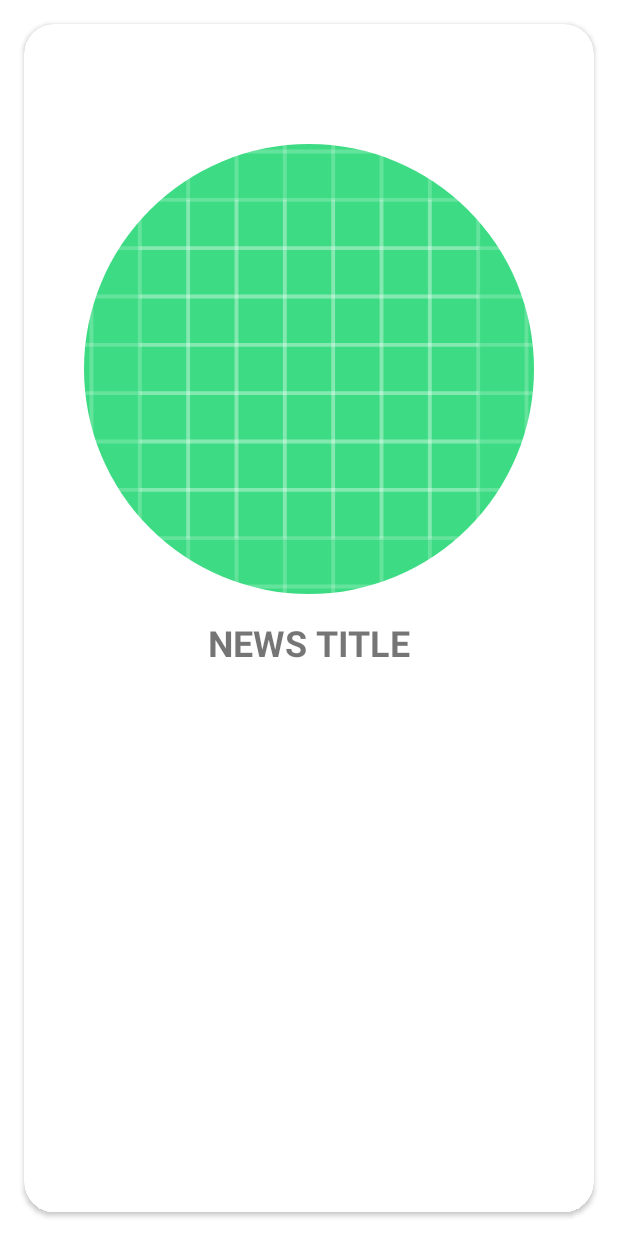
After one commit to Andabero5/Fornite-News, an Android app: the layout news_item.xml on its own in the app's theme, with its tools: preview values and no code run, on a phone screen of 412 x 824 dp. The commit adds this screen. Run offline under Robolectric (Android 15) with nearby library versions, the phone set to English and light mode, and no system bars.

Commit message:
mvvm structure

```diff
--- a/app/build.gradle
+++ b/app/build.gradle
@@ -54,6 +54,7 @@ dependencies {
     //utils
     implementation 'com.github.bumptech.glide:glide:4.12.0'
     annotationProcessor 'com.github.bumptech.glide:compiler:4.12.0'
+    implementation 'de.hdodenhof:circleimageview:3.1.0'
 
     // viewModel and lifeData
     implementation 'androidx.lifecycle:lifecycle-viewmodel-ktx:2.4.1'
--- /dev/null
+++ b/app/src/main/java/com/example/fornitenews/data/model/News.kt
@@ -0,0 +1,6 @@
+package com.example.fornitenews.data.model
+
+import java.util.*
+
+data class Data(val date: Date?,val motds:List<NewsList> = listOf())
+data class NewsList(val title:String = "", val body:String = "", val image:String = "")
--- /dev/null
+++ b/app/src/main/java/com/example/fornitenews/presentation/NewsViewModel.kt
@@ -0,0 +1,4 @@
+package com.example.fornitenews.presentation
+
+class NewsViewModel {
+}
--- /dev/null
+++ b/app/src/main/java/com/example/fornitenews/repository/NewsRepository.kt
@@ -0,0 +1,4 @@
+package com.example.fornitenews.repository
+
+interface NewsRepository {
+}
--- /dev/null
+++ b/app/src/main/java/com/example/fornitenews/repository/NewsRepositoryImpl.kt
@@ -0,0 +1,4 @@
+package com.example.fornitenews.repository
+
+class NewsRepositoryImpl:NewsRepository {
+}
--- a/app/src/main/java/com/example/fornitenews/ui/DetailFragment.kt
+++ b/app/src/main/java/com/example/fornitenews/ui/newsDetails/DetailFragment.kt
@@ -1,4 +1,4 @@
-package com.example.fornitenews.ui
+package com.example.fornitenews.ui.newsDetails
 
 import android.os.Bundle
 import androidx.fragment.app.Fragment
--- a/app/src/main/res/layout/fragment_detail.xml
+++ b/app/src/main/res/layout/fragment_detail.xml
@@ -4,7 +4,7 @@
     android:layout_width="match_parent"
     android:layout_height="match_parent"
     xmlns:app="http://schemas.android.com/apk/res-auto"
-    tools:context=".ui.DetailFragment">
+    tools:context=".ui.newsDetails.DetailFragment">
 
 <RelativeLayout
     android:id="@+id/progress_bar"
--- a/app/src/main/res/layout/fragment_news.xml
+++ b/app/src/main/res/layout/fragment_news.xml
@@ -21,7 +21,8 @@
         android:layout_width="match_parent"
         android:layout_height="match_parent"
         app:layoutManager="androidx.recyclerview.widget.GridLayoutManager"
-        android:orientation="horizontal"/>
+        android:orientation="horizontal"
+        tools:listitem="@layout/news_item"/>
 
 
 </FrameLayout>
--- /dev/null
+++ b/app/src/main/res/layout/news_item.xml
@@ -0,0 +1,40 @@
+<?xml version="1.0" encoding="utf-8"?>
+<LinearLayout xmlns:android="http://schemas.android.com/apk/res/android"
+    android:layout_width="match_parent"
+    android:layout_height="match_parent"
+    xmlns:tools="http://schemas.android.com/tools"
+    xmlns:app="http://schemas.android.com/apk/res-auto"
+    android:gravity="center">
+    <androidx.cardview.widget.CardView
+        android:layout_width="match_parent"
+        android:layout_height="match_parent"
+        android:layout_margin="16dp"
+        app:cardCornerRadius="20dp">
+        <LinearLayout
+            android:layout_width="match_parent"
+            android:layout_height="match_parent"
+            android:orientation="vertical">
+            <de.hdodenhof.circleimageview.CircleImageView
+                android:layout_width="match_parent"
+                android:layout_height="300dp"
+                android:layout_marginTop="80dp"
+                android:layout_marginStart="16dp"
+                android:layout_marginEnd="16dp"
+                tools:src="@drawable/ic_launcher_background"/>
+
+            <TextView
+                android:layout_width="match_parent"
+                android:layout_height="wrap_content"
+                android:gravity="center"
+                tools:text="NEWS TITLE"
+                android:textSize="24dp"
+                android:textStyle="bold"
+                android:layout_marginTop="16dp"/>
+        </LinearLayout>
+    </androidx.cardview.widget.CardView>
+
+
+
+
+
+</LinearLayout>
--- a/app/src/main/res/navigation/main_graph.xml
+++ b/app/src/main/res/navigation/main_graph.xml
@@ -15,7 +15,7 @@
     </fragment>
     <fragment
         android:id="@+id/detailFragment"
-        android:name="com.example.fornitenews.ui.DetailFragment"
+        android:name="com.example.fornitenews.ui.newsDetails.DetailFragment"
         android:label="fragment_detail"
         tools:layout="@layout/fragment_detail" />
 </navigation>
```
Also changed, not shown: app/src/main/java/com/example/fornitenews/MainActivity.kt (+7 -0 lines), app/src/main/java/com/example/fornitenews/data/remote/NewsDataSource.kt (added, +9 -0 lines).
